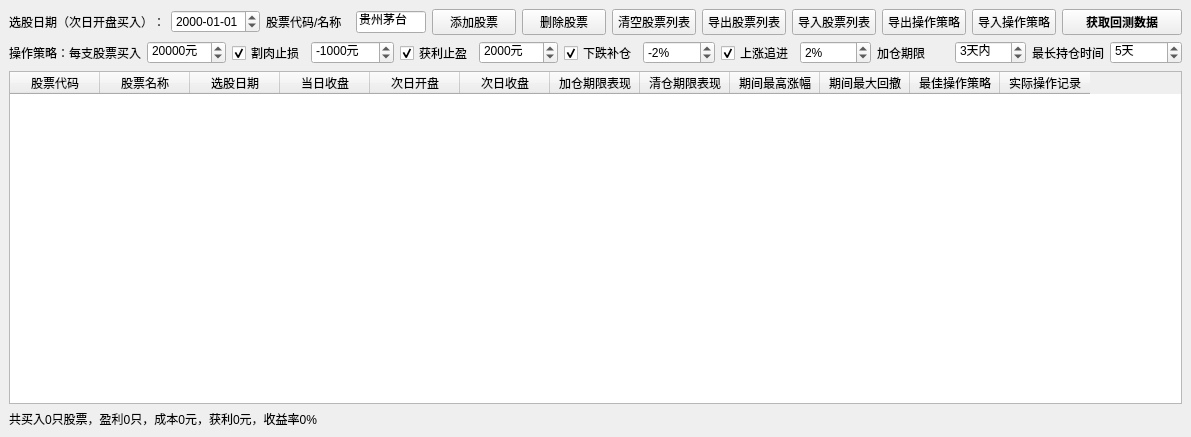
Old version of the form QtDesign/SelectedPerformance.ui in the repository victor647/QuantumStockTrade.
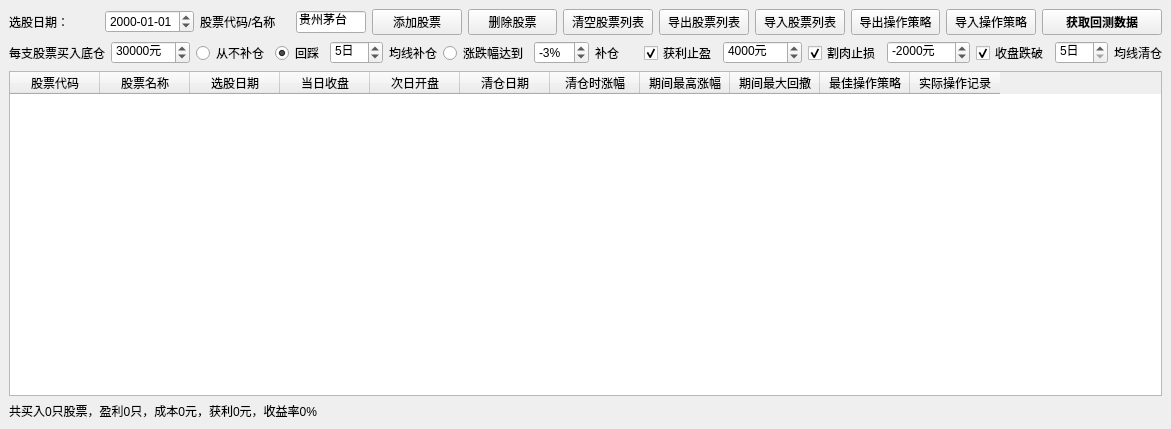
New version of the form.

Commit message: 股票跑赢大盘显示，优化选股逻辑

```diff
--- a/QtDesign/SelectedPerformance.ui
+++ b/QtDesign/SelectedPerformance.ui
@@ -6,8 +6,8 @@
    <rect>
     <x>0</x>
     <y>0</y>
-    <width>1191</width>
-    <height>437</height>
+    <width>1171</width>
+    <height>429</height>
    </rect>
   </property>
   <property name="windowTitle">
@@ -26,7 +26,7 @@
          </font>
         </property>
         <property name="text">
-         <string>选股日期（次日开盘买入）：</string>
+         <string>选股日期：</string>
         </property>
        </widget>
       </item>
@@ -203,7 +203,7 @@
          </font>
         </property>
         <property name="text">
-         <string>操作策略：每支股票买入</string>
+         <string>每支股票买入底仓</string>
         </property>
        </widget>
       </item>
@@ -228,20 +228,31 @@
          <number>1000</number>
         </property>
         <property name="value">
-         <number>20000</number>
+         <number>30000</number>
         </property>
        </widget>
       </item>
       <item>
-       <widget class="QCheckBox" name="cbxLoseThreshold">
+       <widget class="QRadioButton" name="rbnNeverAdd">
         <property name="font">
          <font>
-          <family>Helvetica</family>
           <pointsize>9</pointsize>
          </font>
         </property>
         <property name="text">
-         <string>割肉止损</string>
+         <string>从不补仓</string>
+        </property>
+       </widget>
+      </item>
+      <item>
+       <widget class="QRadioButton" name="rbnAddByMa">
+        <property name="font">
+         <font>
+          <pointsize>9</pointsize>
+         </font>
+        </property>
+        <property name="text">
+         <string>回踩</string>
         </property>
         <property name="checked">
          <bool>true</bool>
@@ -249,7 +260,52 @@
        </widget>
       </item>
       <item>
-       <widget class="QSpinBox" name="spbLoseThreshold">
+       <widget class="QSpinBox" name="spbAddMaPeriod">
+        <property name="font">
+         <font>
+          <pointsize>9</pointsize>
+         </font>
+        </property>
+        <property name="suffix">
+         <string>日</string>
+        </property>
+        <property name="minimum">
+         <number>3</number>
+        </property>
+        <property name="maximum">
+         <number>20</number>
+        </property>
+        <property name="value">
+         <number>5</number>
+        </property>
+       </widget>
+      </item>
+      <item>
+       <widget class="QLabel" name="lblAddByMa">
+        <property name="font">
+         <font>
+          <pointsize>9</pointsize>
+         </font>
+        </property>
+        <property name="text">
+         <string>均线补仓</string>
+        </property>
+       </widget>
+      </item>
+      <item>
+       <widget class="QRadioButton" name="rbnAddByPercent">
+        <property name="font">
+         <font>
+          <pointsize>9</pointsize>
+         </font>
+        </property>
+        <property name="text">
+         <string>涨跌幅达到</string>
+        </property>
+       </widget>
+      </item>
+      <item>
+       <widget class="QSpinBox" name="spbAddPercent">
         <property name="font">
          <font>
           <family>Helvetica</family>
@@ -257,21 +313,33 @@
          </font>
         </property>
         <property name="suffix">
-         <string>元</string>
+         <string>%</string>
         </property>
         <property name="minimum">
-         <number>-1000000</number>
+         <number>-50</number>
         </property>
         <property name="maximum">
-         <number>-100</number>
+         <number>50</number>
         </property>
         <property name="value">
-         <number>-1000</number>
+         <number>-3</number>
         </property>
        </widget>
       </item>
       <item>
-       <widget class="QCheckBox" name="cbxWinThreshold">
+       <widget class="QLabel" name="lblAddByPercent">
+        <property name="font">
+         <font>
+          <pointsize>9</pointsize>
+         </font>
+        </property>
+        <property name="text">
+         <string>补仓</string>
+        </property>
+       </widget>
+      </item>
+      <item>
+       <widget class="QCheckBox" name="cbxClearByEarning">
         <property name="font">
          <font>
           <family>Helvetica</family>
@@ -307,7 +375,7 @@
          <number>1</number>
         </property>
         <property name="value">
-         <number>2000</number>
+         <number>4000</number>
         </property>
        </widget>
       </item>
@@ -320,7 +388,7 @@
          </font>
         </property>
         <property name="text">
-         <string>下跌补仓</string>
+         <string>割肉止损</string>
         </property>
         <property name="checked">
          <bool>true</bool>
@@ -336,16 +404,16 @@
          </font>
         </property>
         <property name="suffix">
-         <string>%</string>
+         <string>元</string>
         </property>
         <property name="minimum">
-         <number>-50</number>
+         <number>-1000000</number>
         </property>
         <property name="maximum">
-         <number>0</number>
+         <number>-100</number>
         </property>
         <property name="value">
-         <number>-2</number>
+         <number>-2000</number>
         </property>
        </widget>
       </item>
@@ -358,7 +426,7 @@
          </font>
         </property>
         <property name="text">
-         <string>上涨追进</string>
+         <string>收盘跌破</string>
         </property>
         <property name="checked">
          <bool>true</bool>
@@ -369,97 +437,29 @@
        <widget class="QSpinBox" name="spbAddThresholdUp">
         <property name="font">
          <font>
-          <family>Helvetica</family>
           <pointsize>9</pointsize>
          </font>
         </property>
         <property name="suffix">
-         <string>%</string>
+         <string>日</string>
         </property>
         <property name="minimum">
-         <number>0</number>
-        </property>
-        <property name="maximum">
-         <number>50</number>
-        </property>
-        <property name="value">
-         <number>2</number>
-        </property>
-       </widget>
-      </item>
-      <item>
-       <widget class="QLabel" name="lblAddDeadline">
-        <property name="font">
-         <font>
-          <family>Helvetica</family>
-          <pointsize>9</pointsize>
-         </font>
-        </property>
-        <property name="text">
-         <string>加仓期限</string>
-        </property>
-       </widget>
-      </item>
-      <item>
-       <widget class="QSpinBox" name="spbAddDeadline">
-        <property name="font">
-         <font>
-          <family>Helvetica</family>
-          <pointsize>9</pointsize>
-         </font>
-        </property>
-        <property name="suffix">
-         <string>天内</string>
-        </property>
-        <property name="minimum">
-         <number>1</number>
-        </property>
-        <property name="maximum">
-         <number>20</number>
-        </property>
-        <property name="singleStep">
-         <number>1</number>
-        </property>
-        <property name="value">
-         <number>3</number>
-        </property>
-       </widget>
-      </item>
-      <item>
-       <widget class="QLabel" name="lblMaxHoldTime">
-        <property name="font">
-         <font>
-          <family>Helvetica</family>
-          <pointsize>9</pointsize>
-         </font>
-        </property>
-        <property name="text">
-         <string>最长持仓时间</string>
-        </property>
-       </widget>
-      </item>
-      <item>
-       <widget class="QSpinBox" name="spbMaxHoldTime">
-        <property name="font">
-         <font>
-          <family>Helvetica</family>
-          <pointsize>9</pointsize>
-         </font>
-        </property>
-        <property name="suffix">
-         <string>天</string>
-        </property>
-        <property name="minimum">
-         <number>2</number>
-        </property>
-        <property name="maximum">
-         <number>20</number>
-        </property>
-        <property name="singleStep">
-         <number>1</number>
-        </property>
-        <property name="value">
          <number>5</number>
+        </property>
+        <property name="maximum">
+         <number>60</number>
+        </property>
+       </widget>
+      </item>
+      <item>
+       <widget class="QLabel" name="lblClearByMa">
+        <property name="font">
+         <font>
+          <pointsize>9</pointsize>
+         </font>
+        </property>
+        <property name="text">
+         <string>均线清仓</string>
         </property>
        </widget>
       </item>
@@ -509,17 +509,12 @@
       </column>
       <column>
        <property name="text">
-        <string>次日收盘</string>
+        <string>清仓日期</string>
        </property>
       </column>
       <column>
        <property name="text">
-        <string>加仓期限表现</string>
-       </property>
-      </column>
-      <column>
-       <property name="text">
-        <string>清仓期限表现</string>
+        <string>清仓时涨幅</string>
        </property>
       </column>
       <column>
```
Left out of the diff: 52 changed lines with no effect on the pictures. The commit also changes 19 other files.
